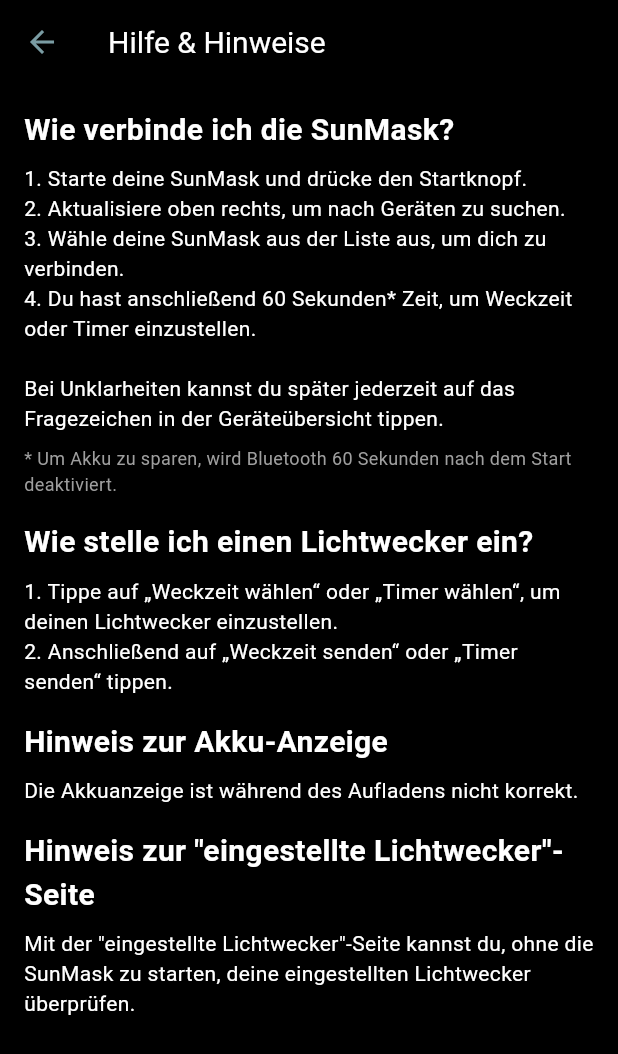
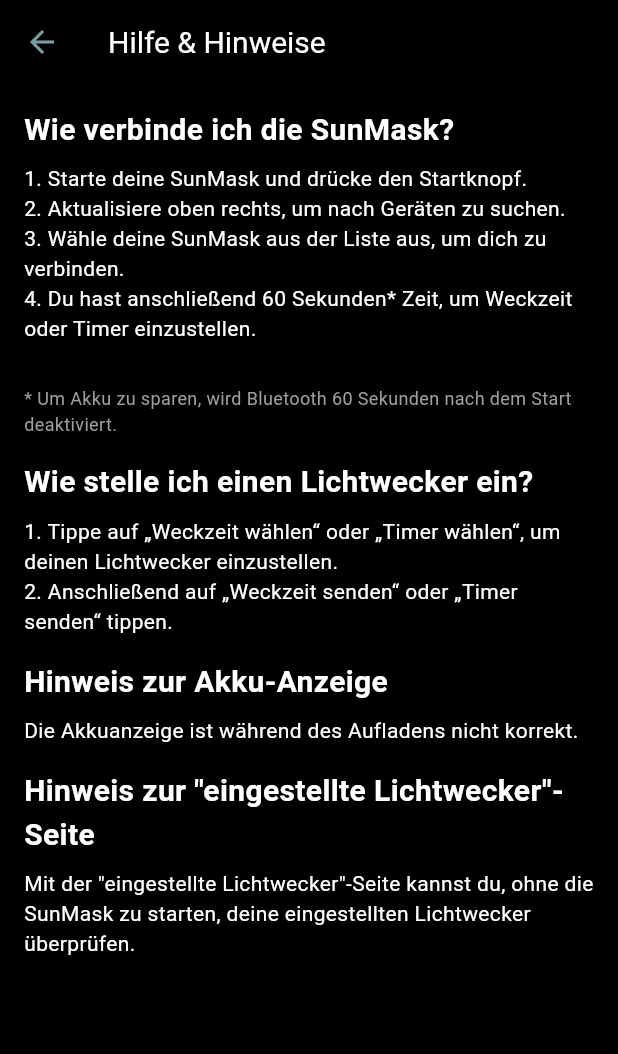
Before and after one commit to SomnusSunMask/SunMask-new, a Flutter app: the InfoPage screen opened directly, on a phone screen of 412 x 824 dp. Shown: the top 1054 px of the screen. Run offline on Flutter 3.47's test engine with Material 3 defaults, Android fonts, the phone set to English and light mode, and no system bars; our stand-ins replace flutter_blue_plus, shared_preferences; accounts and stored records are empty; statements that could not run were skipped.

Commit message:
Update main.dart

```diff
--- a/lib/main.dart
+++ b/lib/main.dart
@@ -423,8 +423,7 @@
                 '1. Starte deine SunMask und drücke den Startknopf.\n'
                 '2. Aktualisiere oben rechts, um nach Geräten zu suchen.\n'
                 '3. Wähle deine SunMask aus der Liste aus, um dich zu verbinden.\n'
-                '4. Du hast anschließend 60 Sekunden* Zeit, um Weckzeit oder Timer einzustellen.\n\n'
-                'Bei Unklarheiten kannst du später jederzeit auf das Fragezeichen in der Geräteübersicht tippen.',
+                '4. Du hast anschließend 60 Sekunden* Zeit, um Weckzeit oder Timer einzustellen.\n',
                 style: TextStyle(color: Colors.white),
               ),
               SizedBox(height: 8),
```
